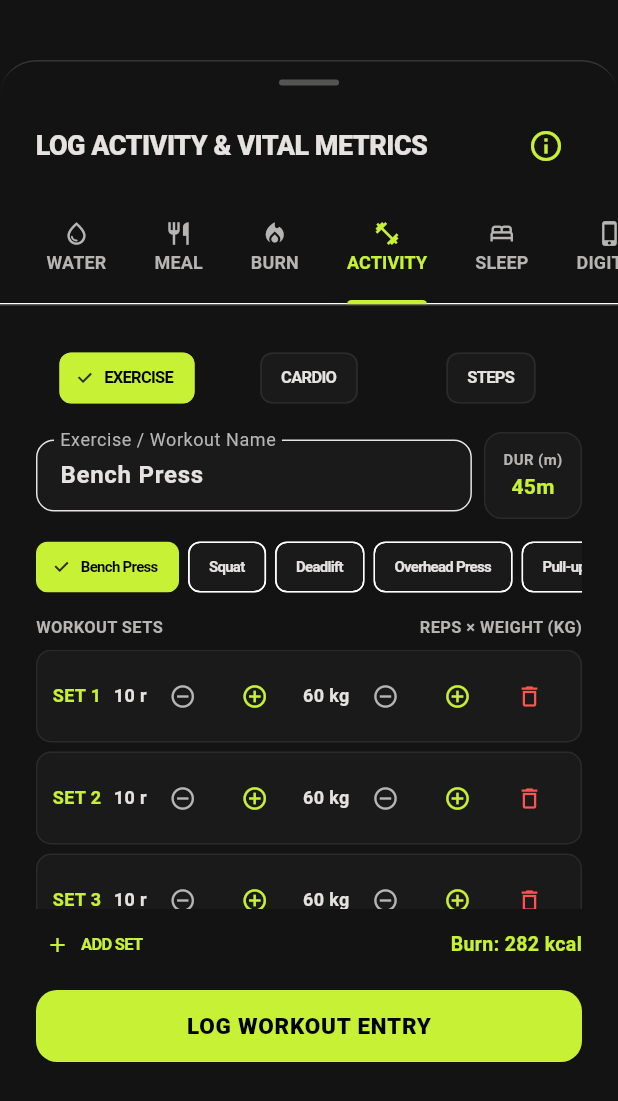
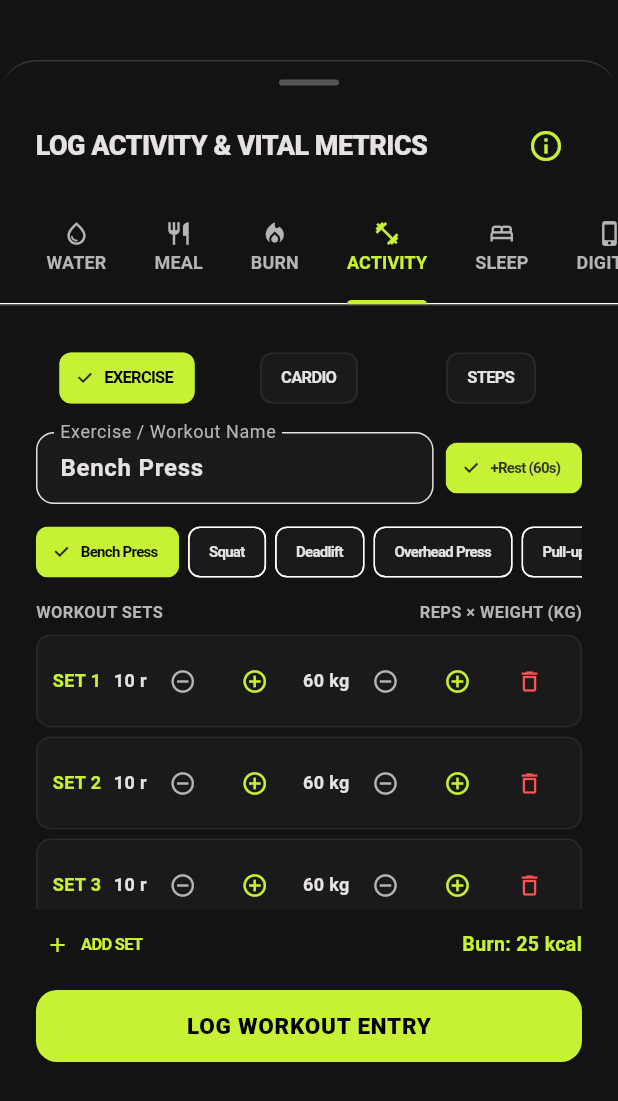
Before and after one commit to pranjalchaplot/kratos_health, a Flutter app: the QuickLogModal widget shown alone on an empty page, opened directly, tab 4 chosen, on a phone screen of 412 x 824 dp. Shown: the top 1101 px of the screen. Run offline on Flutter 3.47's test engine with Material 3 defaults, Android fonts, the phone set to English and light mode, and no system bars; our stand-ins replace pedometer, permission_handler, shared_preferences; missing offline and left inert: app_usage; accounts and stored records are empty; Roboto replaces fonts that are missing (Geist, JetBrains Mono).

Commit message:
feat: implement calorie calculator service, quick log modal, and unit tests

```diff
--- a/lib/services/calorie_calculator_service.dart
+++ b/lib/services/calorie_calculator_service.dart
@@ -2,9 +2,36 @@ import '../models/user_goals.dart';
 import '../models/exercise_set.dart';
 
 class CalorieCalculatorService {
+  /// Core Calorie Engine formula:
+  /// correction   = (userBMR / 24) / userWeightKg
+  /// calories     = MET * userWeightKg * durationHr * correction
+  static double calculateCaloriesEngine({
+    required double met,
+    required double userWeightKg,
+    required double userBmr,
+    required double durationMin,
+  }) {
+    if (userWeightKg <= 0 || durationMin <= 0 || userBmr <= 0) return 0.0;
+    final durationHr = durationMin / 60.0;
+    final correction = (userBmr / 24.0) / userWeightKg;
+    final rawCalories = met * userWeightKg * durationHr * correction;
+    return double.parse(rawCalories.toStringAsFixed(1));
+  }
+
+  /// BMR via Mifflin-St Jeor Equation
+  static double calculateBMREngine({
+    required double weightKg,
+    required double heightCm,
+    required int age,
+    required String sex,
+  }) {
+    final base = (10.0 * weightKg) + (6.25 * heightCm) - (5.0 * age);
+    final val = sex.toLowerCase() == 'female' ? base - 161.0 : base + 5.0;
+    return double.parse(val.toStringAsFixed(1));
+  }
+
   /// Calculate daily Basal Metabolic Rate (BMR) based on formula setting in UserGoals
   static int calculateBmr(UserGoals goals) {
-    // Custom BMR override
     if (goals.bmrFormula == 'custom' && goals.customBmr != null && goals.customBmr! > 0) {
       return goals.customBmr!;
     }
@@ -17,7 +44,6 @@ class CalorieCalculatorService {
 
     switch (goals.bmrFormula) {
       case 'harris':
-        // Revised Harris-Benedict (1984 Roza & Shizgal)
         if (gender == 'female') {
           return (447.593 + (9.247 * weight) + (3.098 * height) - (4.330 * age)).round();
         } else if (gender == 'male') {
@@ -27,29 +53,21 @@ class CalorieCalculatorService {
         }
 
       case 'katch':
-        // Katch-McArdle: BMR = 370 + 21.6 * (Lean Body Mass in kg)
         final lbm = weight * (1.0 - (bodyFat / 100.0));
         return (370.0 + (21.6 * lbm)).round();
 
       case 'cunningham':
-        // Cunningham: BMR = 500 + 22 * (Lean Body Mass in kg)
         final lbm = weight * (1.0 - (bodyFat / 100.0));
         return (500.0 + (22.0 * lbm)).round();
 
       case 'mifflin':
       default:
-        // Mifflin-St Jeor Equation (Gold Standard)
-        // Male: 10*W + 6.25*H - 5*A + 5
-        // Female: 10*W + 6.25*H - 5*A - 161
-        // Neutral: 10*W + 6.25*H - 5*A - 78
-        double base = (10.0 * weight) + (6.25 * height) - (5.0 * age);
-        if (gender == 'female') {
-          return (base - 161.0).round();
-        } else if (gender == 'male') {
-          return (base + 5.0).round();
-        } else {
-          return (base - 78.0).round();
-        }
+        return calculateBMREngine(
+          weightKg: weight,
+          heightCm: height,
+          age: age,
+          sex: gender,
+        ).round();
     }
   }
 
@@ -65,7 +83,7 @@ class CalorieCalculatorService {
     return bmr / 86400.0;
   }
 
-  /// Calculates precise real-time double BMR calories burnt so far today (down to millisecond precision)
+  /// Calculates precise real-time BMR calories burnt so far today
   static double calculatePreciseBmrBurntSoFar(UserGoals goals, DateTime date) {
     final now = DateTime.now();
     final isToday = date.year == now.year && date.month == now.month && date.day == now.day;
@@ -84,7 +102,7 @@ class CalorieCalculatorService {
     }
   }
 
-  /// Calculates real-time BMR calories burnt so far today based on current local time (or target date)
+  /// Calculates real-time BMR calories burnt so far today based on current local time
   static int calculateBmrBurntSoFar(UserGoals goals, DateTime date) {
     final now = DateTime.now();
     final isToday = date.year == now.year && date.month == now.month && date.day == now.day;
@@ -93,98 +111,312 @@ class CalorieCalculatorService {
     final bmrDaily = calculateBmr(goals);
 
     if (isPast) {
-      // Past day: Full 24 hours of BMR
       return bmrDaily;
     } else if (isToday) {
-      // Current day: Fraction of 24h passed so far
       final hoursPassed = now.hour + (now.minute / 60.0);
       final fraction = (hoursPassed / 24.0).clamp(0.0, 1.0);
       return (bmrDaily * fraction).round();
     } else {
-      // Future day: 0 BMR burnt so far
       return 0;
     }
   }
 
-  /// Calculate steps calorie burn based on step count and user body weight
-  static int calculateStepsCalories(int steps, double weightKg) {
-    if (steps <= 0) return 0;
-    // Standard energy expenditure per step: ~0.00045 kcal/step per kg of body mass
-    final cal = steps * weightKg * 0.00045;
-    return cal.round();
+  // --- CARDIO ENGINE ---
+
+  static final Map<String, List<Map<String, double>>> cardioSpeedTables = {
+    'running': [
+      {'maxMph': 5.0, 'met': 8.0},
+      {'maxMph': 6.0, 'met': 9.8},
+      {'maxMph': 7.0, 'met': 11.0},
+      {'maxMph': 8.0, 'met': 11.8},
+      {'maxMph': 9.0, 'met': 12.8},
+      {'maxMph': 10.0, 'met': 14.5},
+      {'maxMph': double.infinity, 'met': 16.0},
+    ],
+    'walking': [
+      {'maxMph': 2.0, 'met': 2.8},
+      {'maxMph': 3.0, 'met': 3.5},
+      {'maxMph': 3.5, 'met': 4.3},
+      {'maxMph': 4.0, 'met': 5.0},
+      {'maxMph': double.infinity, 'met': 6.5},
+    ],
+    'cycling': [
+      {'maxMph': 10.0, 'met': 4.0},
+      {'maxMph': 12.0, 'met': 6.8},
+      {'maxMph': 14.0, 'met': 8.0},
+      {'maxMph': 16.0, 'met': 10.0},
+      {'maxMph': 19.0, 'met': 12.0},
+      {'maxMph': double.infinity, 'met': 15.8},
+    ],
+  };
+
+  static final Map<String, Map<String, double>> cardioEffortTables = {
+    'swimming': {'light': 6.0, 'moderate': 8.3, 'vigorous': 9.8},
+    'rowing': {'light': 4.8, 'moderate': 7.0, 'vigorous': 8.5, 'max': 12.0},
+    'hiit': {'moderate': 8.0, 'vigorous': 10.0, 'max': 12.8},
+    'stairclimber': {'moderate': 8.0, 'vigorous': 9.8},
+    'jumprope': {'slow': 8.8, 'moderate': 11.0, 'fast': 12.3},
+  };
+
+  static String _normalizeName(String name) {
+    return name.toLowerCase().replaceAll(RegExp(r'[^a-z0-9]'), '');
   }
 
-  /// Get MET value for Cardio types
-  static double getCardioMet(String cardioType, String intensity) {
-    final type = cardioType.toLowerCase();
-    final level = intensity.toLowerCase();
+  /// Calculates Cardio Calories using personalized BMR correction
+  static double getCardioCalories({
+    required String exercise,
+    required double durationMin,
+    double? speedMph,
+    String? effort,
+    required double userWeightKg,
+    required double userBmr,
+  }) {
+    final normKey = _normalizeName(exercise);
+    double met = 7.0;
 
-    double baseMet = 7.0; // default moderate cardio
-
-    if (type.contains('run')) {
-      baseMet = 8.5;
-    } else if (type.contains('cycl') || type.contains('bike')) {
-      baseMet = 7.5;
-    } else if (type.contains('swim')) {
-      baseMet = 8.0;
-    } else if (type.contains('row')) {
-      baseMet = 7.0;
-    } else if (type.contains('hiit') || type.contains('crossfit')) {
-      baseMet = 9.5;
-    } else if (type.contains('walk')) {
-      baseMet = 3.5;
-    } else if (type.contains('stair') || type.contains('climb')) {
-      baseMet = 8.8;
-    } else if (type.contains('rope') || type.contains('jump')) {
-      baseMet = 11.0;
+    if (cardioSpeedTables.containsKey(normKey)) {
+      final speed = speedMph ?? (normKey == 'running' ? 6.0 : normKey == 'walking' ? 3.0 : 12.0);
+      final tiers = cardioSpeedTables[normKey]!;
+      final tier = tiers.firstWhere(
+        (t) => speed <= t['maxMph']!,
+        orElse: () => tiers.last,
+      );
+      met = tier['met']!;
+    } else if (cardioEffortTables.containsKey(normKey)) {
+      final effortTable = cardioEffortTables[normKey]!;
+      final effKey = (effort ?? 'moderate').toLowerCase();
+      met = effortTable[effKey] ?? effortTable['moderate'] ?? 7.0;
+    } else {
+      // Fallback to general cardio MET if name not matched strictly
+      met = getCardioMet(exercise, effort ?? 'moderate');
     }
 
-    if (level.contains('low') || level.contains('light')) {
-      baseMet *= 0.8;
-    } else if (level.contains('high') || level.contains('vigorous')) {
-      baseMet *= 1.2;
-    } else if (level.contains('extreme') || level.contains('max')) {
-      baseMet *= 1.4;
-    }
-
-    return baseMet;
+    return calculateCaloriesEngine(
+      met: met,
+      userWeightKg: userWeightKg,
+      userBmr: userBmr,
+      durationMin: durationMin,
+    );
   }
 
-  /// Calculate Cardio calories burned: MET * Weight(kg) * Duration(hours)
+  /// Legacy / Quick Cardio adapter
   static int calculateCardioCalories({
     required String cardioType,
     required String intensity,
     required int durationMinutes,
     required double weightKg,
+    double? speedMph,
+    double? userBmr,
   }) {
     if (durationMinutes <= 0) return 0;
-    final met = getCardioMet(cardioType, intensity);
-    final hours = durationMinutes / 60.0;
-    final cal = met * weightKg * hours;
-    return cal.round();
+    final bmr = userBmr ?? (weightKg * 24.0);
+    return getCardioCalories(
+      exercise: cardioType,
+      durationMin: durationMinutes.toDouble(),
+      speedMph: speedMph,
+      effort: intensity,
+      userWeightKg: weightKg,
+      userBmr: bmr,
+    ).round();
   }
 
-  /// Calculate Exercise / Strength Workout calories burned:
-  /// Combines Metabolic exertion duration + total mechanical volume lifted (Sets * Reps * Weight)
+  /// Get MET value for Cardio types
+  static double getCardioMet(String cardioType, String intensity) {
+    final normKey = _normalizeName(cardioType);
+    final effKey = intensity.toLowerCase();
+
+    if (cardioSpeedTables.containsKey(normKey)) {
+      final speed = normKey == 'running' ? 6.0 : normKey == 'walking' ? 3.0 : 12.0;
+      final tiers = cardioSpeedTables[normKey]!;
+      return tiers.firstWhere((t) => speed <= t['maxMph']!, orElse: () => tiers.last)['met']!;
+    } else if (cardioEffortTables.containsKey(normKey)) {
+      final effortTable = cardioEffortTables[normKey]!;
+      return effortTable[effKey] ?? effortTable['moderate'] ?? 7.0;
+    }
+
+    double baseMet = 7.0;
+    if (normKey.contains('run')) baseMet = 8.5;
+    else if (normKey.contains('cycl') || normKey.contains('bike')) baseMet = 7.5;
+    else if (normKey.contains('swim')) baseMet = 8.0;
+    else if (normKey.contains('row')) baseMet = 7.0;
+    else if (normKey.contains('hiit')) baseMet = 9.5;
+    else if (normKey.contains('walk')) baseMet = 3.5;
+    else if (normKey.contains('stair')) baseMet = 8.8;
+    else if (normKey.contains('rope')) baseMet = 11.0;
+
+    if (effKey.contains('low') || effKey.contains('light')) baseMet *= 0.8;
+    else if (effKey.contains('high') || effKey.contains('vigorous')) baseMet *= 1.2;
+    else if (effKey.contains('extreme') || effKey.contains('max')) baseMet *= 1.4;
+
+    return baseMet;
+  }
+
+  // --- STRENGTH ENGINE ---
+
+  static final Map<String, Map<String, double>> strengthMetTable = {
+    'benchpress': {'light': 3.5, 'moderate': 5.0, 'heavy': 6.0},
+    'squat': {'light': 5.0, 'moderate': 6.0, 'heavy': 8.0},
+    'deadlift': {'light': 5.5, 'moderate': 7.0, 'heavy': 9.0},
+    'overheadpress': {'light': 3.5, 'moderate': 5.0, 'heavy': 6.0},
+    'pullups': {'light': 4.0, 'moderate': 6.0, 'heavy': 8.0},
+    'bicepcurl': {'light': 2.5, 'moderate': 3.5, 'heavy': 4.5},
+    'barbellrow': {'light': 4.0, 'moderate': 5.5, 'heavy': 7.0},
+    'latpulldown': {'light': 3.5, 'moderate': 5.0, 'heavy': 6.0},
+    'legpress': {'light': 4.0, 'moderate': 5.5, 'heavy': 7.0},
+    'lunges': {'light': 4.0, 'moderate': 5.5, 'heavy': 7.0},
+    'hipthrust': {'light': 4.0, 'moderate': 5.5, 'heavy': 7.0},
+    'romaniandeadlift': {'light': 5.0, 'moderate': 6.5, 'heavy': 8.0},
+    'dumbbellshoulderpress': {'light': 3.5, 'moderate': 5.0, 'heavy': 6.0},
+    'dips': {'light': 4.0, 'moderate': 6.0, 'heavy': 7.5},
+  };
+
+  static String getStrengthTier(double loadRatio) {
+    if (loadRatio < 0.3) return 'light';
+    if (loadRatio < 0.6) return 'moderate';
+    return 'heavy';
+  }
+
+  static final Map<String, double> customEffortMet = {
+    'light': 3.5,
+    'moderate': 5.0,
+    'vigorous': 7.0,
+  };
+
+  /// Calculates strength exercise calories per set with BMR correction
+  static Map<String, dynamic> getStrengthCalories({
+    required String exercise,
+    required List<ExerciseSet> setsData,
+    required double userBodyweightKg,
+    required double userBmr,
+    double secPerRep = 3.0,
+    double restSecPerSet = 60.0,
+    bool includeRest = false,
+  }) {
+    final normKey = _normalizeName(exercise);
+    final table = strengthMetTable[normKey];
+    if (table == null) {
+      throw ArgumentError('Unknown strength exercise: $exercise');
+    }
+
+    double totalCalories = 0.0;
+    final breakdown = <Map<String, dynamic>>[];
+
+    for (int i = 0; i < setsData.length; i++) {
+      final set = setsData[i];
+      final loadRatio = set.weightKg / userBodyweightKg;
+      final tier = getStrengthTier(loadRatio);
+      final met = table[tier] ?? 5.0;
+      final workMin = (set.reps * secPerRep) / 60.0;
+      final restMin = includeRest && i < setsData.length - 1 ? restSecPerSet / 60.0 : 0.0;
+      final durationMin = workMin + restMin;
+
+      final calories = calculateCaloriesEngine(
+        met: met,
+        userWeightKg: userBodyweightKg,
+        userBmr: userBmr,
+        durationMin: durationMin,
+      );
+
+      totalCalories += calories;
+      breakdown.add({
+        'setNumber': i + 1,
+        'reps': set.reps,
+        'weightKg': set.weightKg,
+        'met': met,
+        'calories': calories,
+      });
+    }
+
+    return {
+      'totalCalories': double.parse(totalCalories.toStringAsFixed(1)),
+      'breakdown': breakdown,
+    };
+  }
+
+  /// Calculates custom exercise calories for exercises not in table
+  static double getCustomExerciseCalories({
+    String effort = 'moderate',
+    required List<ExerciseSet> setsData,
+    required double userBodyweightKg,
+    required double userBmr,
+    double secPerRep = 3.0,
+  }) {
+    final met = customEffortMet[effort.toLowerCase()] ?? customEffortMet['moderate']!;
+    final totalReps = setsData.fold(0, (sum, s) => sum + s.reps);
+    final durationMin = (totalReps * secPerRep) / 60.0;
+    return calculateCaloriesEngine(
+      met: met,
+      userWeightKg: userBodyweightKg,
+      userBmr: userBmr,
+      durationMin: durationMin,
+    );
+  }
+
+  /// Legacy adapter for Strength workouts
   static int calculateExerciseCalories({
     required String exerciseName,
     required List<ExerciseSet> sets,
     required int durationMinutes,
     required double weightKg,
+    double? userBmr,
+    bool includeRest = false,
   }) {
-    // Base exertion MET for resistance training (~5.0 METs)
-    final hours = durationMinutes > 0 ? durationMinutes / 60.0 : (sets.length * 3.0) / 60.0;
-    double exertionCalories = 5.0 * weightKg * hours;
+    final bmr = userBmr ?? (weightKg * 24.0);
+    final normKey = _normalizeName(exerciseName);
 
-    // Total mechanical volume work: Sum(reps * weightKg)
-    double totalVolumeKg = 0.0;
-    for (var set in sets) {
-      totalVolumeKg += (set.reps * set.weightKg);
+    if (strengthMetTable.containsKey(normKey)) {
+      final res = getStrengthCalories(
+        exercise: exerciseName,
+        setsData: sets,
+        userBodyweightKg: weightKg,
+        userBmr: bmr,
+        includeRest: includeRest,
+      );
+      return (res['totalCalories'] as double).round();
+    } else {
+      return getCustomExerciseCalories(
+        effort: 'moderate',
+        setsData: sets,
+        userBodyweightKg: weightKg,
+        userBmr: bmr,
+      ).round();
     }
+  }
 
-    // Work efficiency factor: ~0.0003 kcal per kg lifted per 70kg athlete
-    double volumeWorkCalories = totalVolumeKg * 0.0003 * (weightKg / 70.0);
+  // --- STEP ENGINE ---
 
-    return (exertionCalories + volumeWorkCalories).round();
+  /// Calculates Step Calories using distance, duration at pace, and BMR correction
+  static double getStepCalories({
+    required int steps,
+    required double userWeightKg,
+    required double userBmr,
+    double? userHeightCm,
+    double? strideM,
+    double avgSpeedMph = 3.0,
+  }) {
+    if (steps <= 0) return 0.0;
+    // Use height-adjusted stride (heightCm * 0.414 / 100) if available, else 0.762m
+    final actualStride = strideM ?? (userHeightCm != null && userHeightCm > 0 ? (userHeightCm * 0.414 / 100.0) : 0.762);
+    final distanceKm = (steps * actualStride) / 1000.0;
+    final durationHr = distanceKm / (avgSpeedMph * 1.60934);
+    const met = 3.5;
+    return calculateCaloriesEngine(
+      met: met,
+      userWeightKg: userWeightKg,
+      userBmr: userBmr,
+      durationMin: durationHr * 60.0,
+    );
+  }
+
+  /// Legacy steps adapter
+  static int calculateStepsCalories(int steps, double weightKg, {double? userBmr, double? userHeightCm}) {
+    if (steps <= 0) return 0;
+    final bmr = userBmr ?? (weightKg * 24.0);
+    return getStepCalories(
+      steps: steps,
+      userWeightKg: weightKg,
+      userBmr: bmr,
+      userHeightCm: userHeightCm,
+    ).round();
   }
 }
--- a/lib/widgets/quick_log_modal.dart
+++ b/lib/widgets/quick_log_modal.dart
@@ -61,10 +61,12 @@ class _QuickLogModalState extends State<QuickLogModal> with SingleTickerProvider
   String _cardioIntensity = 'Moderate';
   double _cardioDurationMins = 30;
   double _cardioDistanceKm = 5.0;
+  double _cardioSpeedMph = 6.0;
 
   // Activity - Exercise Strength Form
   final _exerciseNameController = TextEditingController(text: 'Bench Press');
   final double _exerciseDurationMins = 45;
+  bool _includeStrengthRest = true;
   final List<ExerciseSet> _exerciseSets = [
     ExerciseSet(setNumber: 1, reps: 10, weightKg: 60.0),
     ExerciseSet(setNumber: 2, reps: 10, weightKg: 60.0),
@@ -738,8 +740,15 @@ class _QuickLogModalState extends State<QuickLogModal> with SingleTickerProvider
 
   // --- Steps Sub-Mode ---
   Widget _buildStepsSubMode() {
-    final userWeight = context.read<KratosProvider>().userGoals.weightKg ?? 75.0;
-    final calcCalories = CalorieCalculatorService.calculateStepsCalories(_stepsCount.toInt(), userWeight);
+    final goals = context.read<KratosProvider>().userGoals;
+    final userWeight = goals.weightKg ?? 75.0;
+    final userBmr = CalorieCalculatorService.calculateBmr(goals).toDouble();
+    final calcCalories = CalorieCalculatorService.getStepCalories(
+      steps: _stepsCount.toInt(),
+      userWeightKg: userWeight,
+      userBmr: userBmr,
+      userHeightCm: goals.heightCm,
+    ).round();
 
     return Column(
       children: [
@@ -785,13 +794,25 @@ class _QuickLogModalState extends State<QuickLogModal> with SingleTickerProvider
 
   // --- Cardio Sub-Mode ---
   Widget _buildCardioSubMode() {
-    final userWeight = context.read<KratosProvider>().userGoals.weightKg ?? 75.0;
-    final calcCalories = CalorieCalculatorService.calculateCardioCalories(
-      cardioType: _cardioType,
-      intensity: _cardioIntensity,
-      durationMinutes: _cardioDurationMins.toInt(),
-      weightKg: userWeight,
-    );
+    final goals = context.read<KratosProvider>().userGoals;
+    final userWeight = goals.weightKg ?? 75.0;
+    final userBmr = CalorieCalculatorService.calculateBmr(goals).toDouble();
+
+    final isSpeedBased = _cardioType == 'Running' || _cardioType == 'Walking' || _cardioType == 'Cycling';
+
+    double effectiveSpeed = _cardioSpeedMph;
+    if (isSpeedBased && _cardioDistanceKm > 0 && _cardioDurationMins > 0) {
+      effectiveSpeed = double.parse(((_cardioDistanceKm / (_cardioDurationMins / 60.0)) / 1.60934).toStringAsFixed(1));
+    }
+
+    final calcCalories = CalorieCalculatorService.getCardioCalories(
+      exercise: _cardioType,
+      durationMin: _cardioDurationMins,
+      speedMph: isSpeedBased ? effectiveSpeed : null,
+      effort: !isSpeedBased ? _cardioIntensity : null,
+      userWeightKg: userWeight,
+      userBmr: userBmr,
+    ).round();
 
     return Column(
       children: [
@@ -816,15 +837,26 @@ class _QuickLogModalState extends State<QuickLogModal> with SingleTickerProvider
         ),
         const SizedBox(height: 10),
 
-        // Intensity selector
+        if (isSpeedBased) ...[
+          // Speed Control Slider
+          _buildValueControl(
+            'Target Speed (mph)',
+            '${effectiveSpeed.toStringAsFixed(1)} mph',
+            _cardioSpeedMph,
+            1.0,
+            20.0,
+            (v) => setState(() => _cardioSpeedMph = v),
+          ),
+        ] else ...[
+          // Effort / Intensity selector
           Row(
-          children: ['Low', 'Moderate', 'High', 'Extreme'].map((intense) {
-            final isSelected = _cardioIntensity == intense;
+            children: ['light', 'moderate', 'vigorous', 'max'].map((intense) {
+              final isSelected = _cardioIntensity.toLowerCase() == intense;
               return Expanded(
                 child: Padding(
                   padding: const EdgeInsets.symmetric(horizontal: 2),
                   child: ChoiceChip(
-                  label: Text(intense, style: const TextStyle(fontSize: 10)),
+                    label: Text(intense.toUpperCase(), style: const TextStyle(fontSize: 10)),
                     selected: isSelected,
                     selectedColor: KratosColors.secondary,
                     backgroundColor: KratosColors.cardBackground,
@@ -838,6 +870,7 @@ class _QuickLogModalState extends State<QuickLogModal> with SingleTickerProvider
               );
             }).toList(),
           ),
+        ],
         const SizedBox(height: 8),
 
         Row(
@@ -878,7 +911,7 @@ class _QuickLogModalState extends State<QuickLogModal> with SingleTickerProvider
         _buildSubmitButton('LOG CARDIO WORKOUT', KratosColors.secondary, () async {
           await context.read<KratosProvider>().logCardio(
                 cardioType: _cardioType,
-                intensity: _cardioIntensity,
+                intensity: isSpeedBased ? '${effectiveSpeed.toStringAsFixed(1)} mph' : _cardioIntensity,
                 durationMinutes: _cardioDurationMins.toInt(),
                 distanceKm: _cardioDistanceKm > 0 ? _cardioDistanceKm : null,
                 calories: calcCalories,
@@ -891,13 +924,36 @@ class _QuickLogModalState extends State<QuickLogModal> with SingleTickerProvider
 
   // --- Exercise Strength Sub-Mode (Workout Sets Manager) ---
   Widget _buildExerciseSubMode() {
-    final userWeight = context.read<KratosProvider>().userGoals.weightKg ?? 75.0;
+    final goals = context.read<KratosProvider>().userGoals;
+    final userWeight = goals.weightKg ?? 75.0;
+    final userBmr = CalorieCalculatorService.calculateBmr(goals).toDouble();
+
+    final exerciseName = _exerciseNameController.text.isEmpty ? 'Exercise' : _exerciseNameController.text;
     final calcCalories = CalorieCalculatorService.calculateExerciseCalories(
-      exerciseName: _exerciseNameController.text.isEmpty ? 'Exercise' : _exerciseNameController.text,
+      exerciseName: exerciseName,
       sets: _exerciseSets,
       durationMinutes: _exerciseDurationMins.toInt(),
       weightKg: userWeight,
+      userBmr: userBmr,
+      includeRest: _includeStrengthRest,
     );
+
+    final presetLifts = [
+      'Bench Press',
+      'Squat',
+      'Deadlift',
+      'Overhead Press',
+      'Pull-ups',
+      'Bicep Curl',
+      'Barbell Row',
+      'Lat Pulldown',
+      'Leg Press',
+      'Lunges',
+      'Hip Thrust',
+      'Romanian Deadlift',
+      'Dumbbell Shoulder Press',
+      'Dips',
+    ];
 
     return Column(
       children: [
@@ -919,19 +975,14 @@ class _QuickLogModalState extends State<QuickLogModal> with SingleTickerProvider
               ),
             ),
             const SizedBox(width: 8),
-            Container(
-              padding: const EdgeInsets.symmetric(horizontal: 12, vertical: 10),
-              decoration: BoxDecoration(
-                color: KratosColors.cardBackground,
-                borderRadius: BorderRadius.circular(12),
-                border: Border.all(color: KratosColors.cardBorder),
+            FilterChip(
+              label: Text(
+                _includeStrengthRest ? '+Rest (60s)' : 'No Rest',
+                style: const TextStyle(fontSize: 10, fontWeight: FontWeight.bold),
               ),
-              child: Column(
-                children: [
-                  const Text('DUR (m)', style: TextStyle(fontSize: 10, color: KratosColors.onSecondaryContainer, fontWeight: FontWeight.bold)),
-                  Text('${_exerciseDurationMins.toInt()}m', style: const TextStyle(fontSize: 14, fontWeight: FontWeight.bold, color: KratosColors.primaryContainer)),
-                ],
-              ),
+              selected: _includeStrengthRest,
+              selectedColor: KratosColors.primaryContainer,
+              onSelected: (val) => setState(() => _includeStrengthRest = val),
             ),
           ],
         ),
@@ -942,7 +993,7 @@ class _QuickLogModalState extends State<QuickLogModal> with SingleTickerProvider
         SingleChildScrollView(
           scrollDirection: Axis.horizontal,
           child: Row(
-            children: ['Bench Press', 'Squat', 'Deadlift', 'Overhead Press', 'Pull-ups', 'Bicep Curl'].map((name) {
+            children: presetLifts.map((name) {
               return Padding(
                 padding: const EdgeInsets.only(right: 6),
                 child: ChoiceChip(
```
Also changed, not shown: 1 other file. Lines whose indentation alone changed are shown as unchanged.
